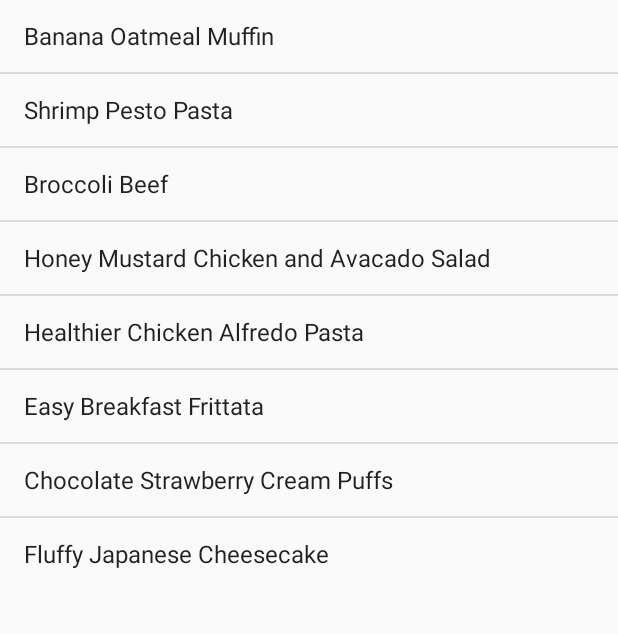
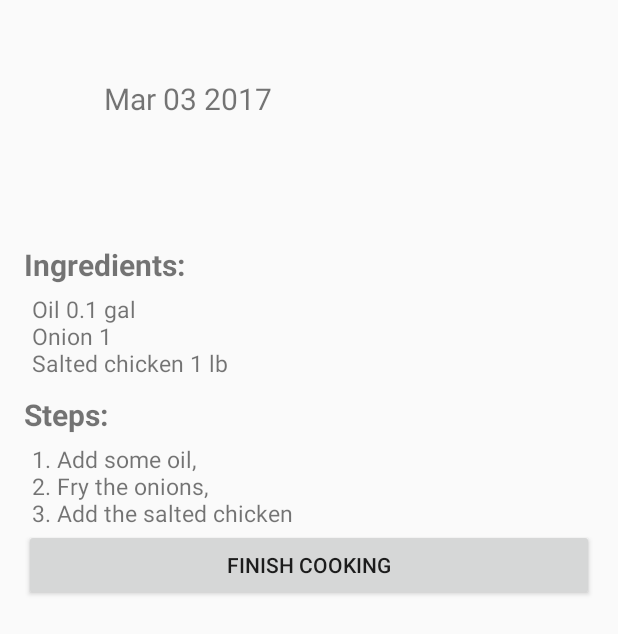
Before and after one commit to yangxk15/PantryPlanner, an Android app: the fragment RecipeListFragment shown on its own in the app's theme, after a tap on "Banana Oatmeal Muffin", on a phone screen of 412 x 824 dp. Shown: the top 634 px of the screen. Run offline under Robolectric (Android 15) with nearby library versions, the phone set to English and light mode, and no system bars; libraries missing offline, so code that uses them is left out: com.google.api.client; 6 statements that could not run were skipped.

Commit message:
update in RecipeDetailActivity and xml

```diff
--- a/app/src/main/AndroidManifest.xml
+++ b/app/src/main/AndroidManifest.xml
@@ -31,8 +31,9 @@
         </activity>
         <activity
             android:name=".controller.RegisterActivity"/>
-        <activity android:name=".controller.RecipeDetailActivity" />
-        <activity android:name="edu.dartmouth.cs.pantryplanner.app.controller.DisplayRecipeActivity"/>
+        <activity android:name=".controller.RecipeDetailActivity"
+            android:exported="true"/>
+
     </application>
 
 </manifest>
--- a/app/src/main/java/edu/dartmouth/cs/pantryplanner/app/controller/RecipeDetailActivity.java
+++ b/app/src/main/java/edu/dartmouth/cs/pantryplanner/app/controller/RecipeDetailActivity.java
@@ -1,33 +1,107 @@
 package edu.dartmouth.cs.pantryplanner.app.controller;
 
+import android.content.Context;
+import android.icu.text.SimpleDateFormat;
+import android.os.Bundle;
 import android.support.v7.app.AppCompatActivity;
-import android.os.Bundle;
+import android.view.View;
+import android.view.ViewGroup;
+import android.widget.BaseAdapter;
+import android.widget.Button;
 import android.widget.TextView;
 
+import com.google.api.client.util.DateTime;
+
+import java.util.Date;
+import java.util.HashMap;
+import java.util.List;
+import java.util.Map;
+
 import edu.dartmouth.cs.pantryplanner.app.R;
+import edu.dartmouth.cs.pantryplanner.backend.entity.recipeRecordApi.model.Recipe;
+import edu.dartmouth.cs.pantryplanner.backend.entity.recipeRecordApi.model.RecipeRecord;
+import edu.dartmouth.cs.pantryplanner.common.Item;
+import edu.dartmouth.cs.pantryplanner.common.ItemType;
 
 public class RecipeDetailActivity extends AppCompatActivity {
+    private Button mFinishButton;
+    private RecipeRecord recipeRecord;
+    private TextView mealDateText;
+    private TextView mealTypeText;
+    private TextView recipeNameText;
+    private TextView ingredientText;
 
     @Override
     protected void onCreate(Bundle savedInstanceState) {
         super.onCreate(savedInstanceState);
         setContentView(R.layout.activity_recipe_detail);
 
-        String name = (String) getIntent().getExtras().get("RecipeName");
-        ((TextView) findViewById(R.id.textView_recipe_name)).setText(name);
+        String mealType = recipeRecord.getMealType();
+        DateTime mealDate = recipeRecord.getDate();
+        SimpleDateFormat dateFormat = new SimpleDateFormat("MMM dd yyyy");
 
-//        TextView textView = (TextView) findViewById(R.id.textView_recipe_time);
-//        SimpleDateFormat dateFormat = new SimpleDateFormat("MMM dd yyyy");
-//        textView.setText(dateFormat.format(new Date()));
+        Recipe recipe = recipeRecord.getRecipe();
+        String recipeName = recipe.getName();
+        Map<Item, Integer> items = new HashMap<>();
+        Item item1 = new Item("beef", ItemType.MEAT);
+        Item item2 = new Item("tomato", ItemType.VEGETABLE);
+        items.put(item1, 200);
+        items.put(item2, 3);
 
-//        textView = (TextView) findViewById(R.id.textView_recipe_ingredient);
-//        textView.setText("Oil 0.1 gal\n" +
-//                "Onion 1\n" +
-//                "Salted chicken 1 lb");
-//
-//        textView = (TextView) findViewById(R.id.textView_recipe_step);
-//        textView.setText("1. Add some oil,\n" +
-//                "2. Fry the onions,\n" +
-//                "3. Add the salted chicken.");
+
+        mealDateText = (TextView) findViewById(R.id.textView_recipe_date);
+        mealDateText.setText(dateFormat.format(new Date()));
+        mealTypeText = (TextView) findViewById(R.id.textView_recipe_type);
+        mealTypeText.setText(mealType);
+        recipeNameText = (TextView) findViewById(R.id.textView_recipe_name);
+        recipeNameText.setText(recipeName);
+        ingredientText = (TextView) findViewById(R.id.textView_recipe_ingredient);
+
+
+
+
+        mFinishButton = (Button) findViewById(R.id.finish_button);
+        mFinishButton.setOnClickListener(new View.OnClickListener() {
+            @Override
+            public void onClick(View v) {
+
+            }
+        });
+    }
+
+    private class IngredientAdapter extends BaseAdapter {
+        private Context mContext;
+        private List<Item> mItems;
+        private int size;
+
+        public IngredientAdapter(Context context, List<Item> items){
+            this.mContext = context;
+            this.mItems = items;
+            this.size = items.size();
+        }
+
+        @Override
+        public int getCount() {
+            return size;
+        }
+
+        @Override
+        public Object getItem(int position) {
+            return mItems.get(position);
+        }
+
+        @Override
+        public long getItemId(int position) {
+            return position;
+        }
+
+        @Override
+        public View getView(int position, View convertView, ViewGroup parent) {
+            TextView text1 = (TextView)(convertView.findViewById(R.id.textView_recipe_ingredient));
+            String curItem = mItems.get(position).getName() + "     " + .get();
+
+            text1.setText(mItems.get(position).getName());
+            return convertView;
+        }
     }
 }
--- a/app/src/main/java/edu/dartmouth/cs/pantryplanner/app/controller/RecipeListFragment.java
+++ b/app/src/main/java/edu/dartmouth/cs/pantryplanner/app/controller/RecipeListFragment.java
@@ -56,15 +56,9 @@ public class RecipeListFragment extends Fragment {
         listView.setOnItemClickListener(new AdapterView.OnItemClickListener() {
             @Override
             public void onItemClick(AdapterView<?> parent, View view, int position, long id) {
-<<<<<<< Updated upstream
                 Intent intent = new Intent(RecipeListFragment.this.getActivity(), RecipeDetailActivity.class);
                 intent.putExtra("RecipeName", (String) adapter.getItem(position));
                 startActivity(intent);
-=======
-                //Intent intent = new Intent(RecipeListFragment.this.getActivity(), RecipeDetailActivity.class);
-                //intent.putExtra("RecipeName", (String) adapter.getItem(position));
-                //startActivity(intent);
->>>>>>> Stashed changes
             }
         });
         return view;
--- a/app/src/main/res/layout/activity_recipe_detail.xml
+++ b/app/src/main/res/layout/activity_recipe_detail.xml
@@ -9,7 +9,7 @@
     android:paddingLeft="@dimen/activity_horizontal_margin"
     android:paddingRight="@dimen/activity_horizontal_margin"
     android:paddingTop="@dimen/activity_vertical_margin"
-    tools:context="edu.dartmouth.cs.pantryplanner.app.controller.DisplayRecipeActivity">
+    tools:context="edu.dartmouth.cs.pantryplanner.app.controller.RecipeDetailActivity">
 
     <ScrollView
         android:layout_width="match_parent"
@@ -29,17 +29,16 @@
                 android:weightSum="10">
 
                 <TextView
-                    android:id="@+id/textView_recipe_time"
+                    android:id="@+id/textView_recipe_date"
                     android:layout_width="wrap_content"
                     android:layout_height="wrap_content"
                     android:layout_marginTop="18dp"
                     android:layout_weight="4"
                     android:gravity="center"
-                    android:text="Feb 27 2017"
                     android:textSize="20dp" />
 
                 <TextView
-                    android:id="@+id/textView_recipe_time_tag"
+                    android:id="@+id/textView_recipe_type"
                     android:layout_width="wrap_content"
                     android:layout_height="wrap_content"
                     android:layout_marginTop="18dp"
@@ -109,7 +108,7 @@
                 android:text="Finish Cooking"
                 android:layout_width="match_parent"
                 android:layout_height="wrap_content"
-                android:id="@+id/button2" />
+                android:id="@+id/finish_button" />
 
         </LinearLayout>
 
```
